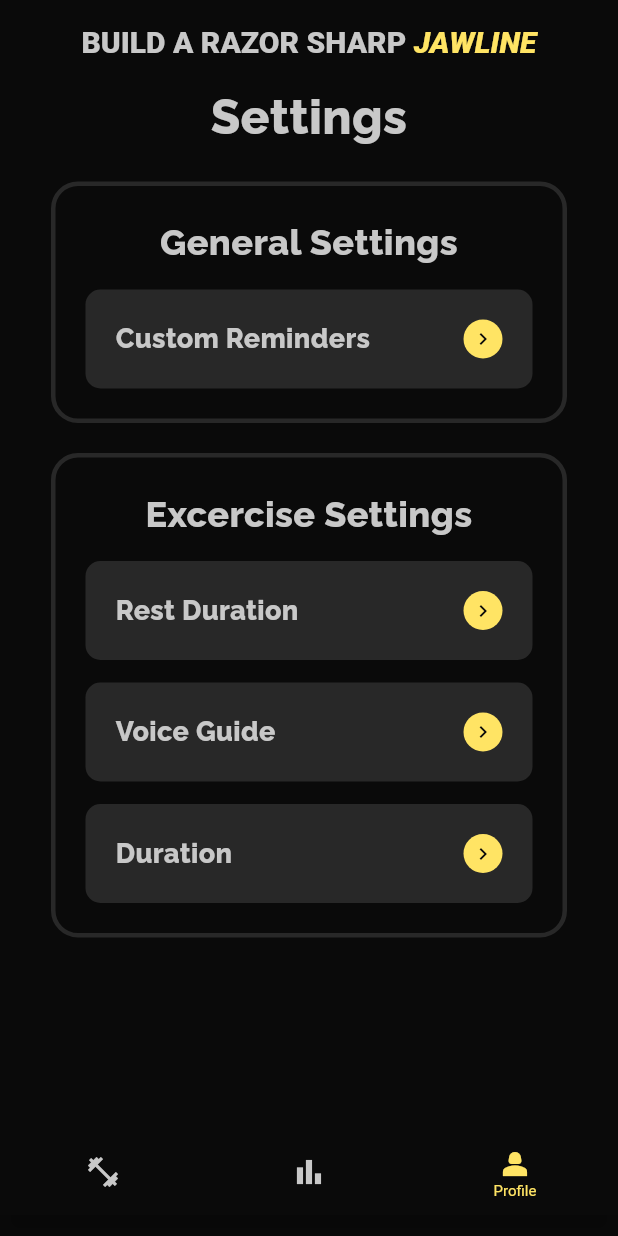
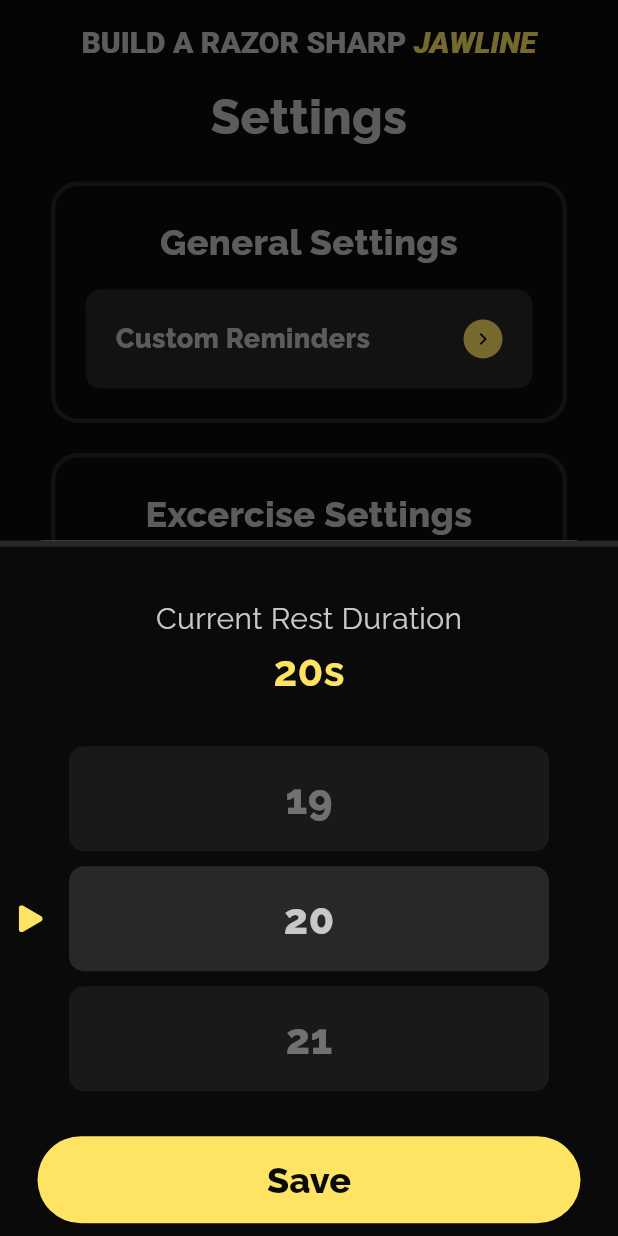
Before and after one commit to mmaazrana/jawline_fitness, a Flutter app: the Home screen opened directly, item 3 of the bottom bar chosen, after a tap on "Rest Duration", on a phone screen of 412 x 824 dp. Run offline on Flutter 3.47's test engine with Material 2 defaults, Android fonts, the phone set to English and light mode, and no system bars; our stand-ins replace animated_splash_screen, email_validator, firebase_auth, flutter_local_notifications, flutter_svg, permission_handler and 1 more; missing offline and left inert: alarm, infinite_listview; accounts and stored records are empty.

Commit message:
added bottom sheet on rest duration

```diff
--- /dev/null
+++ b/lib/widgets/bottom_sheets/rest_duration_bottom_sheet.dart
@@ -0,0 +1,109 @@
+import 'package:flutter/material.dart';
+import 'package:flutter_svg/svg.dart';
+import 'package:jawline_fitness/utils/colors.dart';
+import 'package:jawline_fitness/utils/size_config.dart';
+import 'package:jawline_fitness/utils/styles.dart';
+import 'package:jawline_fitness/widgets/number_picker.dart';
+
+class RestDurationBottomSheet extends StatefulWidget {
+  const RestDurationBottomSheet({super.key});
+
+  @override
+  State<RestDurationBottomSheet> createState() =>
+      _RestDurationBottomSheetState();
+}
+
+class _RestDurationBottomSheetState extends State<RestDurationBottomSheet> {
+  int currentRestDuration = 20;
+
+  void setRestDuration(int restDuration) {
+    setState(() {
+      currentRestDuration = restDuration;
+    });
+  }
+
+  @override
+  Widget build(BuildContext context) {
+    return Container(
+      width: SizeConfig.screenWidth,
+      height: SizeConfig.screenHeight,
+      decoration: BoxDecoration(
+        color: AppColors.lightBlack, // Semi-dark background color
+        border: Border(
+          top: BorderSide(
+            color: AppColors.darkGrey,
+            width: 4,
+          ),
+        ),
+      ),
+      child: SingleChildScrollView(
+        child: Column(
+          mainAxisAlignment: MainAxisAlignment.center,
+          children: [
+            SizedBox(height: 34),
+            Text(
+              "Current Rest Duration",
+              style: TextStyle(
+                color: AppColors.grey,
+                fontSize: 20.0,
+                fontWeight: FontWeight.w400,
+              ),
+            ),
+            Text(
+              currentRestDuration.toString() + "s",
+              style: TextStyle(
+                color: AppColors.yellow,
+                fontSize: 28,
+                fontWeight: FontWeight.bold,
+              ),
+            ),
+            SizedBox(height: 25),
+            Row(
+              mainAxisAlignment: MainAxisAlignment.spaceEvenly,
+              children: [
+                SvgPicture.asset(
+                  "assets/pointer.svg",
+                ),
+                SizedBox(
+                  width: SizeConfig.isLandscape
+                      ? SizeConfig.screenWidth - 382
+                      : SizeConfig.screenWidth - 82,
+                  child: NumberPicker(
+                    value: currentRestDuration,
+                    minValue: 1,
+                    maxValue: 100,
+                    step: 1,
+                    haptics: true,
+                    itemCount: 3,
+                    itemHeight: 80,
+                    itemWidth: SizeConfig.screenWidth - 120,
+                    onChanged: (value) {
+                      setRestDuration(value);
+                    },
+                  ),
+                ),
+                SvgPicture.asset("assets/pointer.svg",
+                    colorFilter: const ColorFilter.mode(
+                        AppColors.lightBlack, BlendMode.srcIn),
+                    semanticsLabel: 'A red up arrow'),
+              ],
+            ),
+            SizedBox(height: 25),
+            ElevatedButton(
+              style: AppStyles.primaryButton,
+              onPressed: () {
+                // Save button pressed
+                // Add your save logic here
+              },
+              child: Text(
+                "Save",
+                style: AppStyles.primaryButtonText,
+              ),
+            ),
+            SizedBox(height: 34),
+          ],
+        ),
+      ),
+    );
+  }
+}
--- a/lib/widgets/home_pages/settings_page.dart
+++ b/lib/widgets/home_pages/settings_page.dart
@@ -2,6 +2,7 @@ import 'package:flutter/material.dart';
 import 'package:jawline_fitness/utils/routes.dart';
 import 'package:jawline_fitness/utils/size_config.dart';
 import 'package:jawline_fitness/utils/styles.dart';
+import 'package:jawline_fitness/widgets/bottom_sheets/rest_duration_bottom_sheet.dart';
 import 'package:jawline_fitness/widgets/cards/settings_card.dart';
 
 class SettingsPage extends StatefulWidget {
@@ -65,7 +66,14 @@ class _SettingsPageState extends State<SettingsPage> {
                 const SizedBox(height: 15),
                 SettingCard(
                   text: "Rest Duration",
-                  onPressed: () {},
+                  onPressed: () {
+                    showModalBottomSheet(
+                      context: context,
+                      builder: (BuildContext context) {
+                        return const RestDurationBottomSheet();
+                      },
+                    );
+                  },
                 ),
                 const SizedBox(height: 15),
                 SettingCard(
```
